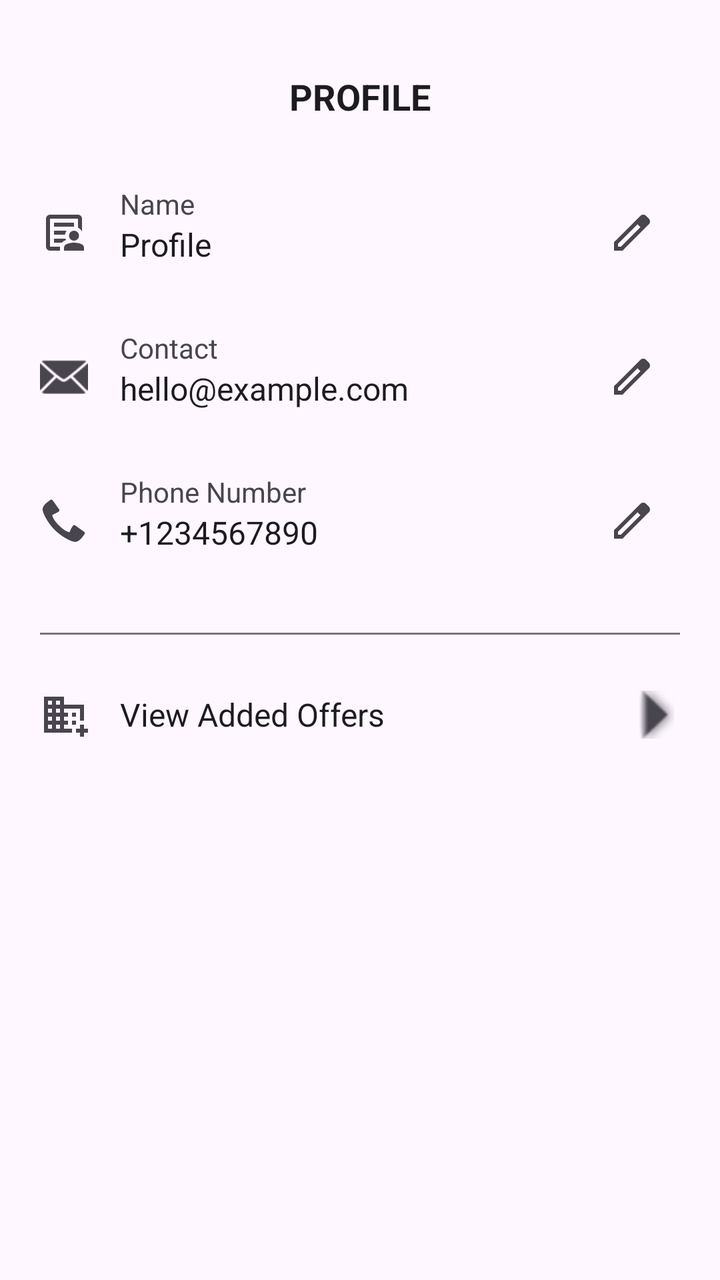
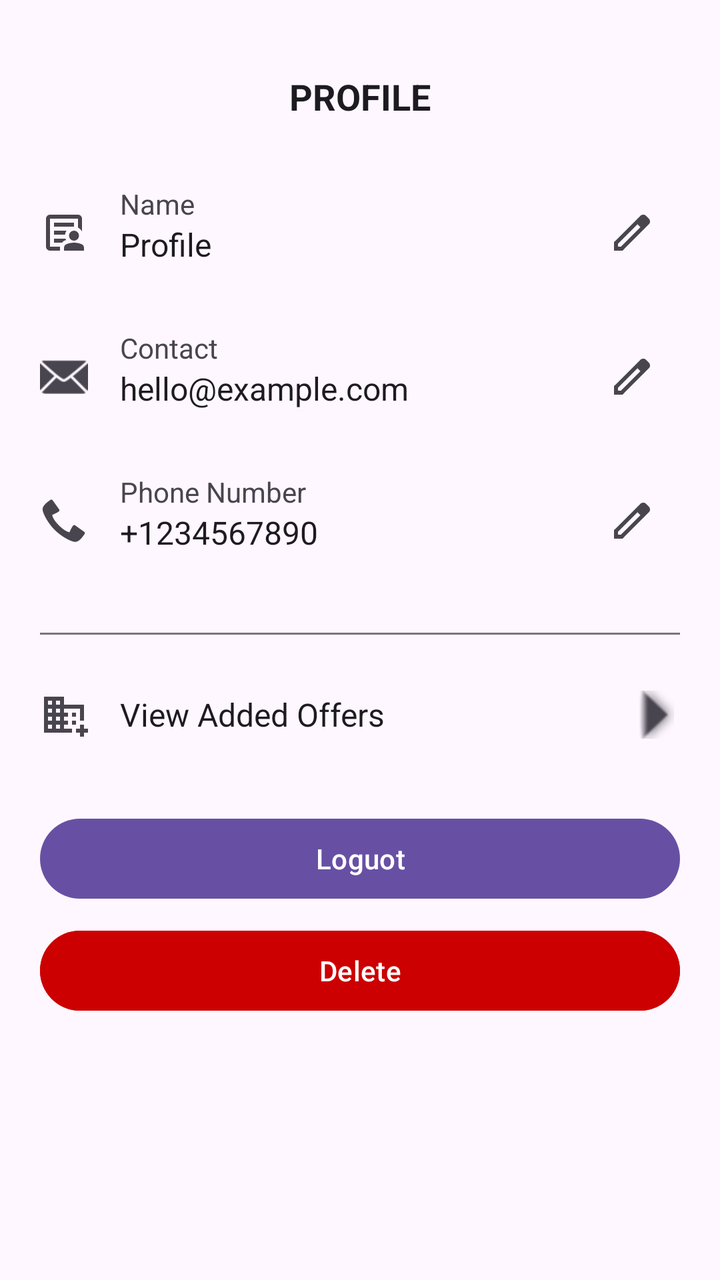

Compare the two renders of this Android layout. The source of the first and the diff that turns it into the second are given below.
<!-- AndroidManifest.xml: application theme Theme.MyApplication -->
<!-- res/layout/fragment_profile.xml -->
<?xml version="1.0" encoding="utf-8"?>
<ScrollView xmlns:android="http://schemas.android.com/apk/res/android"
    xmlns:app="http://schemas.android.com/apk/res-auto"
    xmlns:tools="http://schemas.android.com/tools"
    android:layout_width="match_parent"
    android:layout_height="match_parent"
    android:background="?attr/colorSurface"
    tools:context=".ProfileFragment">

    <LinearLayout
        android:layout_width="match_parent"
        android:layout_height="wrap_content"
        android:orientation="vertical"
        android:padding="20dp">

        <TextView
            android:layout_width="wrap_content"
            android:layout_height="wrap_content"
            android:layout_gravity="center_horizontal"
            android:layout_marginTop="16dp"
            android:layout_marginBottom="32dp"
            android:text="@string/profile_title"
            android:textColor="?android:attr/textColorPrimary"
            android:textSize="18sp"
            android:textStyle="bold" />

        <RelativeLayout
            android:layout_width="match_parent"
            android:layout_height="wrap_content"
            android:layout_marginBottom="24dp">

            <ImageView
                android:id="@+id/iconName"
                android:layout_width="24dp"
                android:layout_height="24dp"
                android:layout_centerVertical="true"
                android:src="@drawable/outline_article_person_24"
                android:contentDescription="@string/icon_name_desc"
                app:tint="?attr/colorControlNormal" />

            <LinearLayout
                android:id="@+id/layoutName"
                android:layout_width="match_parent"
                android:layout_height="wrap_content"
                android:layout_marginStart="16dp"
                android:layout_toEndOf="@id/iconName"
                android:layout_toStartOf="@id/btnEditName"
                android:orientation="vertical">

                <TextView
                    android:layout_width="match_parent"
                    android:layout_height="wrap_content"
                    android:text="@string/name_label"
                    android:textColor="?android:attr/textColorSecondary"
                    android:textSize="14sp"
                    android:maxLines="1"
                    android:ellipsize="end" />

                <TextView
                    android:id="@+id/tvName"
                    android:layout_width="match_parent"
                    android:layout_height="wrap_content"
                    android:text="@string/name_placeholder"
                    android:textColor="?android:attr/textColorPrimary"
                    android:textSize="16sp"
                    android:maxLines="2"
                    android:ellipsize="end" />
            </LinearLayout>

            <ImageButton
                android:id="@+id/btnEditName"
                android:layout_width="wrap_content"
                android:layout_height="wrap_content"
                android:layout_alignParentEnd="true"
                android:layout_centerVertical="true"
                android:background="?attr/selectableItemBackgroundBorderless"
                android:src="@drawable/outline_edit_24"
                android:contentDescription="@string/edit_name_desc"
                android:padding="12dp"
                app:tint="?attr/colorControlNormal" />
        </RelativeLayout>

        
        <RelativeLayout
            android:layout_width="match_parent"
            android:layout_height="wrap_content"
            android:layout_marginBottom="24dp">

            <ImageView
                android:id="@+id/iconEmail"
                android:layout_width="24dp"
                android:layout_height="24dp"
                android:layout_centerVertical="true"
                android:src="@android:drawable/ic_dialog_email"
                android:contentDescription="@string/icon_email_desc"
                app:tint="?attr/colorControlNormal" />

            <LinearLayout
                android:id="@+id/layoutEmail"
                android:layout_width="match_parent"
                android:layout_height="wrap_content"
                android:layout_marginStart="16dp"
                android:layout_toEndOf="@id/iconEmail"
                android:layout_toStartOf="@id/btnEditEmail"
                android:orientation="vertical">

                <TextView
                    android:layout_width="match_parent"
                    android:layout_height="wrap_content"
                    android:text="@string/email_label"
                    android:textColor="?android:attr/textColorSecondary"
                    android:textSize="14sp"
                    android:maxLines="1"
                    android:ellipsize="end" />

                <TextView
                    android:id="@+id/tvEmail"
                    android:layout_width="match_parent"
                    android:layout_height="wrap_content"
                    android:text="@string/email_placeholder"
                    android:textColor="?android:attr/textColorPrimary"
                    android:textSize="16sp"
                    android:maxLines="2"
                    android:ellipsize="end" />
            </LinearLayout>

            <ImageButton
                android:id="@+id/btnEditEmail"
                android:layout_width="wrap_content"
                android:layout_height="wrap_content"
                android:layout_alignParentEnd="true"
                android:layout_centerVertical="true"
                android:background="?attr/selectableItemBackgroundBorderless"
                android:src="@drawable/outline_edit_24"
                android:contentDescription="@string/edit_email_desc"
                android:padding="12dp"
                app:tint="?attr/colorControlNormal" />
        </RelativeLayout>

        
        <RelativeLayout
            android:layout_width="match_parent"
            android:layout_height="wrap_content"
            android:layout_marginBottom="32dp">

            <ImageView
                android:id="@+id/iconPhone"
                android:layout_width="24dp"
                android:layout_height="24dp"
                android:layout_centerVertical="true"
                android:src="@android:drawable/stat_sys_phone_call"
                android:contentDescription="@string/icon_phone_desc"
                app:tint="?attr/colorControlNormal" />

            <LinearLayout
                android:id="@+id/layoutPhone"
                android:layout_width="match_parent"
                android:layout_height="wrap_content"
                android:layout_marginStart="16dp"
                android:layout_toEndOf="@id/iconPhone"
                android:layout_toStartOf="@id/btnEditPhone"
                android:orientation="vertical">

                <TextView
                    android:layout_width="match_parent"
                    android:layout_height="wrap_content"
                    android:text="@string/phone_label"
                    android:textColor="?android:attr/textColorSecondary"
                    android:textSize="14sp"
                    android:maxLines="1"
                    android:ellipsize="end" />

                <TextView
                    android:id="@+id/tvPhone"
                    android:layout_width="match_parent"
                    android:layout_height="wrap_content"
                    android:text="@string/phone_placeholder"
                    android:textColor="?android:attr/textColorPrimary"
                    android:textSize="16sp"
                    android:maxLines="2"
                    android:ellipsize="end" />
            </LinearLayout>

            <ImageButton
                android:id="@+id/btnEditPhone"
                android:layout_width="wrap_content"
                android:layout_height="wrap_content"
                android:layout_alignParentEnd="true"
                android:layout_centerVertical="true"
                android:background="?attr/selectableItemBackgroundBorderless"
                android:src="@drawable/outline_edit_24"
                android:contentDescription="@string/edit_phone_desc"
                android:padding="12dp"
                app:tint="?attr/colorControlNormal" />
        </RelativeLayout>

        
        <View
            android:layout_width="match_parent"
            android:layout_height="1dp"
            android:layout_marginBottom="16dp"
            android:background="?attr/colorOutline" />

        
        <LinearLayout
            android:id="@+id/btnMyProducts"
            android:layout_width="match_parent"
            android:layout_height="wrap_content"
            android:background="?attr/selectableItemBackground"
            android:clickable="true"
            android:focusable="true"
            android:gravity="center_vertical"
            android:paddingVertical="12dp"
            android:contentDescription="@string/view_offers_desc">

            <ImageView
                android:layout_width="24dp"
                android:layout_height="24dp"
                android:src="@drawable/outline_domain_add_24"
                app:tint="?attr/colorControlNormal"
                android:importantForAccessibility="no" />

            <TextView
                android:layout_width="0dp"
                android:layout_height="wrap_content"
                android:layout_marginStart="16dp"
                android:layout_weight="1"
                android:text="@string/view_offers"
                android:textColor="?android:attr/textColorPrimary"
                android:textSize="16sp"
                android:importantForAccessibility="no"
                android:maxLines="1"
                android:ellipsize="end" />

            <ImageView
                android:layout_width="24dp"
                android:layout_height="24dp"
                android:src="@android:drawable/arrow_up_float"
                app:tint="?attr/colorControlNormal"
                android:rotation="90"
                android:importantForAccessibility="no" />
        </LinearLayout>

    </LinearLayout>
</ScrollView>
<!-- resources referenced by this layout -->
<resources>
  <!-- drawable outline_domain_add_24 (drawable) -->
  <vector xmlns:android="http://schemas.android.com/apk/res/android" android:height="24dp" android:tint="#000000" android:viewportHeight="960" android:viewportWidth="960" android:width="24dp">
        
      <path android:fillColor="@android:color/white" android:pathData="M80,840L80,120L480,120L480,280L880,280L880,600L800,600L800,360L480,360L480,440L560,440L560,520L480,520L480,600L560,600L560,680L480,680L480,760L640,760L640,840L80,840ZM160,760L240,760L240,680L160,680L160,760ZM160,600L240,600L240,520L160,520L160,600ZM160,440L240,440L240,360L160,360L160,440ZM160,280L240,280L240,200L160,200L160,280ZM320,760L400,760L400,680L320,680L320,760ZM320,600L400,600L400,520L320,520L320,600ZM320,440L400,440L400,360L320,360L320,440ZM320,280L400,280L400,200L320,200L320,280ZM800,920L800,840L720,840L720,760L800,760L800,680L880,680L880,760L960,760L960,840L880,840L880,920L800,920ZM640,520L640,440L720,440L720,520L640,520ZM640,680L640,600L720,600L720,680L640,680Z"/>
      
  </vector>
  <!-- drawable outline_edit_24 (drawable) -->
  <vector xmlns:android="http://schemas.android.com/apk/res/android" android:height="24dp" android:tint="#000000" android:viewportHeight="960" android:viewportWidth="960" android:width="24dp">
        
      <path android:fillColor="@android:color/white" android:pathData="M200,760L257,760L648,369L591,312L200,703L200,760ZM120,840L120,670L648,143Q660,132 674.5,126Q689,120 705,120Q721,120 736,126Q751,132 762,144L817,200Q829,211 834.5,226Q840,241 840,256Q840,272 834.5,286.5Q829,301 817,313L290,840L120,840ZM760,256L760,256L704,200L704,200L760,256ZM619,341L591,312L591,312L648,369L648,369L619,341Z"/>
      
  </vector>
  <string name="edit_email_desc">Edit email</string>
  <string name="edit_name_desc">Edit name</string>
  <string name="edit_phone_desc">Edit phone</string>
  <string name="email_label">Contact</string>
  <string name="email_placeholder">hello@example.com</string>
  <string name="icon_email_desc">Email icon</string>
  <string name="icon_name_desc">Name icon</string>
  <string name="icon_phone_desc">Phone icon</string>
  <string name="name_label">Name</string>
  <string name="name_placeholder">Profile</string>
  <string name="phone_label">Phone Number</string>
  <string name="phone_placeholder">+1234567890</string>
  <string name="profile_title">PROFILE</string>
  <string name="view_offers">View Added Offers</string>
  <string name="view_offers_desc">View added offers</string>
  <style name="Theme.MyApplication" parent="Base.Theme.MyApplication" />
  <style name="Base.Theme.MyApplication" parent="Theme.Material3.DayNight.NoActionBar">
          
          
      </style>
  <!-- unchanged entries left out for length: 1 -->
</resources>

<!-- the commit's change to res/layout/fragment_profile.xml (unified diff, before → after) -->
@@ -137,7 +137,6 @@
                 app:tint="?attr/colorControlNormal" />
         </RelativeLayout>
 
-        
         <RelativeLayout
             android:layout_width="match_parent"
             android:layout_height="wrap_content"
@@ -194,14 +193,12 @@
                 app:tint="?attr/colorControlNormal" />
         </RelativeLayout>
 
-        
         <View
             android:layout_width="match_parent"
             android:layout_height="1dp"
             android:layout_marginBottom="16dp"
             android:background="?attr/colorOutline" />
 
-        
         <LinearLayout
             android:id="@+id/btnMyProducts"
             android:layout_width="match_parent"
@@ -217,8 +214,7 @@
                 android:layout_width="24dp"
                 android:layout_height="24dp"
                 android:src="@drawable/outline_domain_add_24"
-                app:tint="?attr/colorControlNormal"
-                android:importantForAccessibility="no" />
+                app:tint="?attr/colorControlNormal"/>
 
             <TextView
                 android:layout_width="0dp"
@@ -228,7 +224,6 @@
                 android:text="@string/view_offers"
                 android:textColor="?android:attr/textColorPrimary"
                 android:textSize="16sp"
-                android:importantForAccessibility="no"
                 android:maxLines="1"
                 android:ellipsize="end" />
 
@@ -237,9 +232,21 @@
                 android:layout_height="24dp"
                 android:src="@android:drawable/arrow_up_float"
                 app:tint="?attr/colorControlNormal"
-                android:rotation="90"
-                android:importantForAccessibility="no" />
+                android:rotation="90"/>
         </LinearLayout>
 
+        <Button
+            android:id="@+id/btnLogout"
+            android:layout_width="match_parent"
+            android:layout_height="wrap_content"
+            android:layout_marginTop="24dp"
+            android:text="@string/logout" />
+        <Button
+            android:id="@+id/btnDeleteAccount"
+            android:layout_width="match_parent"
+            android:layout_height="wrap_content"
+            android:layout_marginTop="8dp"
+            android:text="@string/delete"
+            android:backgroundTint="@android:color/holo_red_dark" />
     </LinearLayout>
 </ScrollView>
<!-- resource entries referenced after the edit -->
@@ -12,6 +12,7 @@
       <path android:fillColor="@android:color/white" android:pathData="M200,760L257,760L648,369L591,312L200,703L200,760ZM120,840L120,670L648,143Q660,132 674.5,126Q689,120 705,120Q721,120 736,126Q751,132 762,144L817,200Q829,211 834.5,226Q840,241 840,256Q840,272 834.5,286.5Q829,301 817,313L290,840L120,840ZM760,256L760,256L704,200L704,200L760,256ZM619,341L591,312L591,312L648,369L648,369L619,341Z"/>
       
   </vector>
+  <string name="delete">Delete</string>
   <string name="edit_email_desc">Edit email</string>
   <string name="edit_name_desc">Edit name</string>
   <string name="edit_phone_desc">Edit phone</string>
@@ -20,6 +21,7 @@
   <string name="icon_email_desc">Email icon</string>
   <string name="icon_name_desc">Name icon</string>
   <string name="icon_phone_desc">Phone icon</string>
+  <string name="logout">Loguot</string>
   <string name="name_label">Name</string>
   <string name="name_placeholder">Profile</string>
   <string name="phone_label">Phone Number</string>
